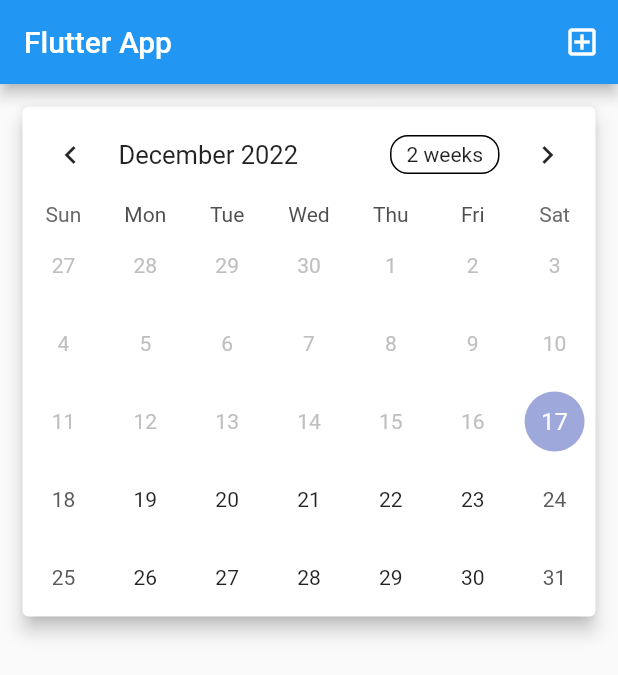
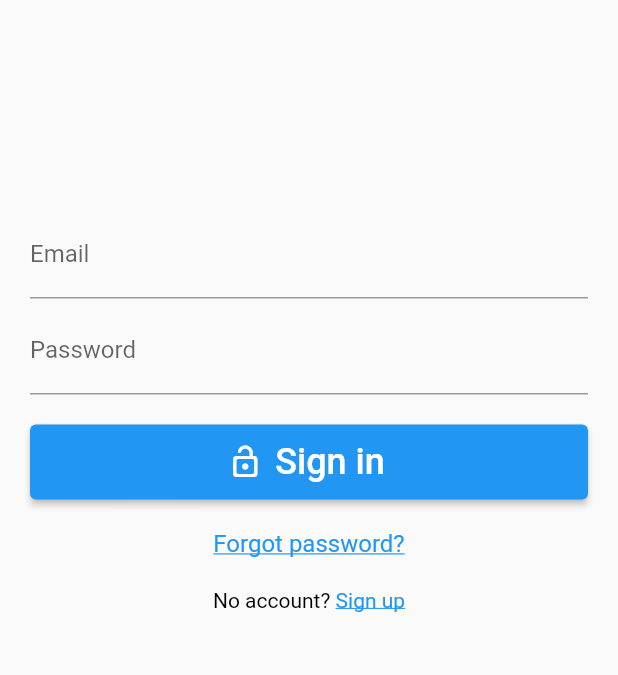
Before and after one commit to venijamin/MIS_labs, a Flutter app: the screen it shows after launch, on a phone screen of 412 x 824 dp. Shown: the top 675 px of the screen. Run offline on Flutter 3.47's test engine with Material 2 defaults, Android fonts, the phone set to English and light mode, and no system bars; drawn by our look-alikes of table_calendar; our stand-ins replace email_validator, firebase_auth, firebase_core; accounts and stored records are empty.

Commit message:
added login authentication
Users may create accounts with an email and password and also reset
their password

```diff
--- a/lab_4/lib/main.dart
+++ b/lab_4/lib/main.dart
@@ -1,25 +1,57 @@
+import 'package:firebase_auth/firebase_auth.dart';
 import 'package:flutter/material.dart';
 import 'package:intl/intl.dart';
+import 'package:lab_3/widgets/auth/utils.dart';
+import 'package:lab_3/widgets/auth/user_auth_page.dart';
 import 'package:lab_3/widgets/calendar.dart';
 import 'package:lab_3/widgets/course_list.dart';
+import 'package:lab_3/widgets/auth/sign_in.dart';
 import 'package:lab_3/widgets/new_course.dart';
 import 'package:table_calendar/table_calendar.dart';
+import 'package:firebase_core/firebase_core.dart';
 
 import 'models/course.dart';
 
-void main() => runApp(MyApp());
+class LoginScreen extends StatelessWidget {
+  const LoginScreen({super.key});
+
+  @override
+  Widget build(BuildContext context) {
+    return Scaffold(
+        body: StreamBuilder<User?>(
+            stream: FirebaseAuth.instance.authStateChanges(),
+            builder: (context, snapshot) {
+              if (snapshot.hasData) {
+                return MyHomePage();
+              } else {
+                return UserAuthPage();
+              }
+            }));
+  }
+}
+
+Future main() async {
+  WidgetsFlutterBinding.ensureInitialized();
+  await Firebase.initializeApp();
+
+  runApp(MyApp());
+}
 
 class MyApp extends StatefulWidget {
   @override
   State<MyApp> createState() => _MyAppState();
 }
 
+final navigatorKey = GlobalKey<NavigatorState>();
+
 class _MyAppState extends State<MyApp> {
   @override
   Widget build(BuildContext context) {
     return MaterialApp(
+      scaffoldMessengerKey: Utils.messengerKey,
+      navigatorKey: navigatorKey,
       title: 'Flutter App',
-      home: MyHomePage(),
+      home: LoginScreen(),
     );
   }
 }
@@ -80,6 +112,20 @@ class _MyHomePageState extends State<MyHomePage> {
       ),
       body: Column(
         children: [
+          Container(
+            margin: EdgeInsets.all(20),
+            child: ElevatedButton.icon(
+              onPressed: () => FirebaseAuth.instance.signOut(),
+              icon: Icon(Icons.door_back_door_outlined),
+              label: Text(
+                'Sign out',
+                style: TextStyle(fontSize: 24),
+              ),
+              style: ElevatedButton.styleFrom(
+                minimumSize: Size.fromHeight(50),
+              ),
+            ),
+          ),
           Card(
             margin: EdgeInsets.all(15),
             elevation: 5,
--- /dev/null
+++ b/lab_4/lib/widgets/auth/sign_in.dart
@@ -0,0 +1,122 @@
+import 'package:firebase_auth/firebase_auth.dart';
+import 'package:flutter/gestures.dart';
+import 'package:flutter/material.dart';
+import 'package:flutter/src/widgets/container.dart';
+import 'package:flutter/src/widgets/framework.dart';
+import 'package:firebase_core/firebase_core.dart';
+import 'package:lab_3/widgets/auth/utils.dart';
+
+import '../../main.dart';
+import 'forgot_password.dart';
+
+class SignIn extends StatefulWidget {
+  final VoidCallback onClickedSignUp;
+
+  const SignIn({super.key, required this.onClickedSignUp});
+
+  @override
+  State<SignIn> createState() => _SignInState();
+}
+
+class _SignInState extends State<SignIn> {
+  final emailController = TextEditingController();
+  final passwordController = TextEditingController();
+
+  @override
+  void dispose() {
+    emailController.dispose();
+    passwordController.dispose();
+    super.dispose();
+  }
+
+  @override
+  Widget build(BuildContext context) => SingleChildScrollView(
+      padding: EdgeInsets.all(20),
+      child: Column(
+        mainAxisAlignment: MainAxisAlignment.center,
+        children: [
+          SizedBox(
+            height: 120,
+          ),
+          TextField(
+            controller: emailController,
+            textInputAction: TextInputAction.next,
+            decoration: InputDecoration(label: Text('Email')),
+          ),
+          SizedBox(
+            height: 5,
+          ),
+          TextField(
+            controller: passwordController,
+            textInputAction: TextInputAction.next,
+            decoration: InputDecoration(label: Text('Password')),
+          ),
+          SizedBox(
+            height: 20,
+          ),
+          ElevatedButton.icon(
+            onPressed: signIn,
+            style: ElevatedButton.styleFrom(
+              minimumSize: Size.fromHeight(50),
+            ),
+            icon: Icon(Icons.lock_open_rounded),
+            label: Text(
+              'Sign in',
+              style: TextStyle(fontSize: 24),
+            ),
+          ),
+          SizedBox(
+            height: 20,
+          ),
+          GestureDetector(
+            child: Text(
+              'Forgot password?',
+              style: TextStyle(
+                  decoration: TextDecoration.underline,
+                  fontSize: 16,
+                  color: Theme.of(context).primaryColor),
+            ),
+            onTap: () => Navigator.of(context).push(MaterialPageRoute(
+              builder: (context) => ForgotPassword(),
+            )),
+          ),
+          SizedBox(
+            height: 20,
+          ),
+          RichText(
+            text: TextSpan(
+                style: TextStyle(
+                  color: Colors.black,
+                  fontSize: 14,
+                ),
+                text: 'No account? ',
+                children: [
+                  TextSpan(
+                      recognizer: TapGestureRecognizer()
+                        ..onTap = widget.onClickedSignUp,
+                      text: 'Sign up',
+                      style: TextStyle(
+                          decoration: TextDecoration.underline,
+                          color: Theme.of(context).colorScheme.tertiary))
+                ]),
+          )
+        ],
+      ));
+
+  Future signIn() async {
+    showDialog(
+      context: context,
+      barrierDismissible: false,
+      builder: (context) => Center(child: CircularProgressIndicator()),
+    );
+
+    try {
+      await FirebaseAuth.instance.signInWithEmailAndPassword(
+          email: emailController.text.trim(),
+          password: passwordController.text.trim());
+    } on FirebaseAuthException catch (e) {
+      Utils.showSnackBar(e.message);
+    }
+    navigatorKey.currentState!.popUntil((route) => route.isFirst);
+  }
+}
--- /dev/null
+++ b/lab_4/lib/widgets/auth/user_auth_page.dart
@@ -0,0 +1,24 @@
+import 'package:flutter/src/widgets/container.dart';
+import 'package:flutter/src/widgets/framework.dart';
+import 'package:lab_3/widgets/auth/sign_in.dart';
+import 'package:lab_3/widgets/auth/sign_up.dart';
+
+class UserAuthPage extends StatefulWidget {
+  const UserAuthPage({super.key});
+
+  @override
+  State<UserAuthPage> createState() => _UserAuthPageState();
+}
+
+class _UserAuthPageState extends State<UserAuthPage> {
+  bool isLogin = true;
+
+  @override
+  Widget build(BuildContext context) => isLogin
+      ? SignIn(
+          onClickedSignUp: toggle,
+        )
+      : SignUp(onClickedSignIn: toggle);
+
+  void toggle() => setState(() => isLogin = !isLogin);
+}
--- a/lab_4/pubspec.yaml
+++ b/lab_4/pubspec.yaml
@@ -33,6 +33,9 @@ dependencies:
     sdk: flutter
   intl: ^0.17.0
   table_calendar: ^3.0.8
+  cloud_firestore: ^4.2.0
+  firebase_auth: ^4.2.1
+  email_validator: ^2.1.16
 
 
   # The following adds the Cupertino Icons font to your application.
```
Also changed, not shown: lab_4/lib/widgets/auth/forgot_password.dart (added, +88 -0 lines), lab_4/lib/widgets/auth/sign_up.dart (added, +124 -0 lines), lab_4/lib/widgets/auth/utils.dart (added, +16 -0 lines), lab_4/pubspec.lock, 4 other files.
